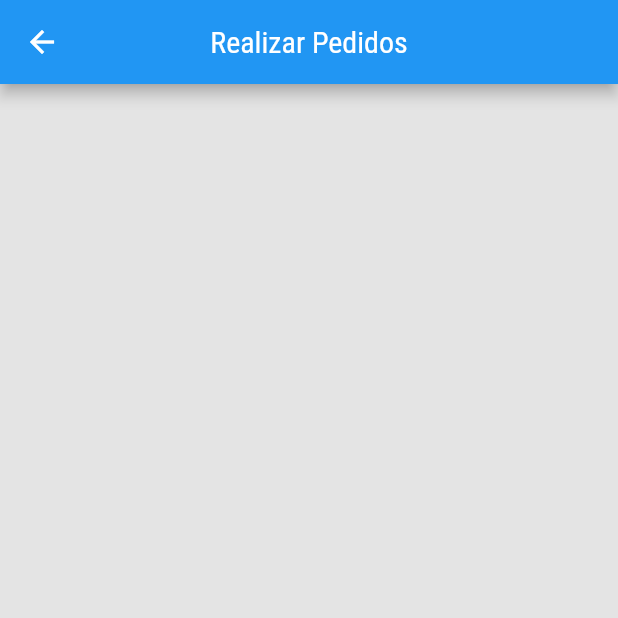
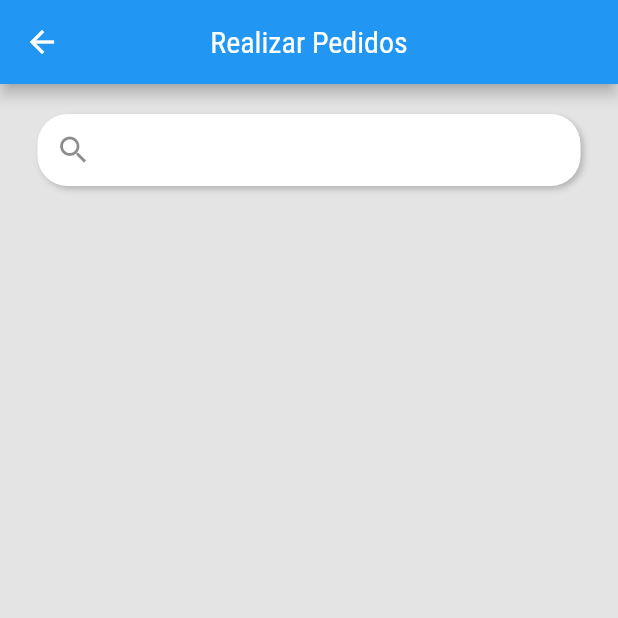
Before and after one commit to JonatasMSS/ControleEstoqueApp, a Flutter app: the FazerPedidoPage screen opened by its route, on a phone screen of 412 x 824 dp, the top half of it. Run offline on Flutter 3.47's test engine with Material 2 defaults, Android fonts, the phone set to English and light mode, and no system bars; our stand-ins replace flutter_svg, get.

Commit message:
Search Component criado!

```diff
--- a/lib/components/InputSearchComponent/InputSearchComponent.dart
+++ b/lib/components/InputSearchComponent/InputSearchComponent.dart
@@ -1,11 +1,51 @@
+// ignore_for_file: public_member_api_docs, sort_constructors_first
+import 'package:flutter/material.dart';
 import 'package:flutter/src/widgets/container.dart';
 import 'package:flutter/src/widgets/framework.dart';
 
 class InputSearchComponent extends StatelessWidget {
-  const InputSearchComponent({super.key});
+  final TextEditingController? searchController;
+  final String? hintText;
+
+  const InputSearchComponent({
+    Key? key,
+    this.searchController,
+    this.hintText,
+  }) : super(key: key);
 
   @override
   Widget build(BuildContext context) {
-    return Container();
+    return Container(
+      decoration: BoxDecoration(
+        borderRadius: BorderRadius.circular(20),
+        boxShadow: const [
+          BoxShadow(
+            color: Color.fromARGB(255, 180, 180, 180),
+            blurRadius: 3,
+            offset: Offset(2, 2),
+          ),
+        ],
+      ),
+      margin: const EdgeInsets.symmetric(vertical: 20, horizontal: 25),
+      child: TextFormField(
+        controller: searchController,
+        decoration: InputDecoration(
+          hintText: hintText,
+          prefixIcon: const Icon(Icons.search),
+          filled: true,
+          contentPadding: const EdgeInsets.all(10),
+          fillColor: Colors.white,
+          enabledBorder: OutlineInputBorder(
+            borderSide: const BorderSide(color: Colors.transparent),
+            borderRadius: BorderRadius.circular(20),
+          ),
+          focusedBorder: OutlineInputBorder(
+            borderSide: const BorderSide(color: Colors.transparent),
+            borderRadius: BorderRadius.circular(20),
+          ),
+          isCollapsed: true,
+        ),
+      ),
+    );
   }
 }
```
